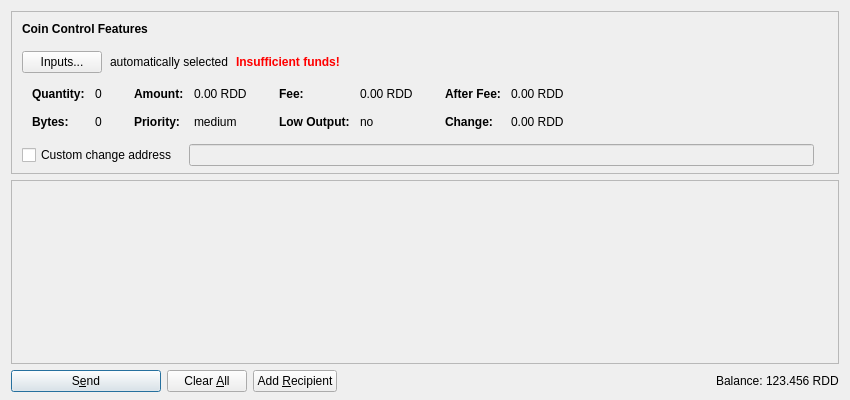
The window that src/qt/forms/sendcoinsdialog.ui (chavezcoin-project/arepacoin-blackcoin) describes before a commit, drawn with Qt 5.
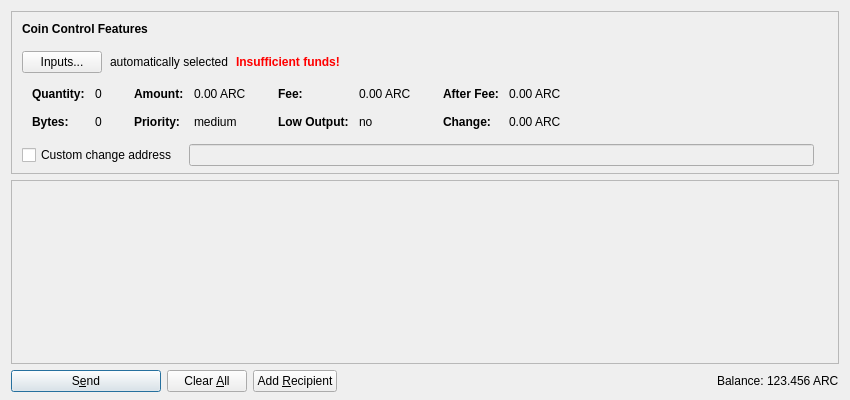
The same window after the commit. Icons and pictures are not drawn. Custom widgets are drawn as their Qt base class.

What changed in the file:
```diff
--- a/src/qt/forms/sendcoinsdialog.ui
+++ b/src/qt/forms/sendcoinsdialog.ui
@@ -321,7 +321,7 @@
                   <enum>Qt::ActionsContextMenu</enum>
                  </property>
                  <property name="text">
-                  <string notr="true">0.00 RDD</string>
+                  <string notr="true">0.00 ARC</string>
                  </property>
                  <property name="textInteractionFlags">
                   <set>Qt::LinksAccessibleByMouse|Qt::TextSelectableByKeyboard|Qt::TextSelectableByMouse</set>
@@ -401,7 +401,7 @@
                   <enum>Qt::ActionsContextMenu</enum>
                  </property>
                  <property name="text">
-                  <string notr="true">0.00 RDD</string>
+                  <string notr="true">0.00 ARC</string>
                  </property>
                  <property name="textInteractionFlags">
                   <set>Qt::LinksAccessibleByMouse|Qt::TextSelectableByKeyboard|Qt::TextSelectableByMouse</set>
@@ -481,7 +481,7 @@
                   <enum>Qt::ActionsContextMenu</enum>
                  </property>
                  <property name="text">
-                  <string notr="true">0.00 RDD</string>
+                  <string notr="true">0.00 ARC</string>
                  </property>
                  <property name="textInteractionFlags">
                   <set>Qt::LinksAccessibleByMouse|Qt::TextSelectableByKeyboard|Qt::TextSelectableByMouse</set>
@@ -510,7 +510,7 @@
                   <enum>Qt::ActionsContextMenu</enum>
                  </property>
                  <property name="text">
-                  <string notr="true">0.00 RDD</string>
+                  <string notr="true">0.00 ARC</string>
                  </property>
                  <property name="textInteractionFlags">
                   <set>Qt::LinksAccessibleByMouse|Qt::TextSelectableByKeyboard|Qt::TextSelectableByMouse</set>
@@ -765,7 +765,7 @@
           <cursorShape>IBeamCursor</cursorShape>
          </property>
          <property name="text">
-          <string notr="true">123.456 RDD</string>
+          <string notr="true">123.456 ARC</string>
          </property>
          <property name="textInteractionFlags">
           <set>Qt::LinksAccessibleByMouse|Qt::TextSelectableByKeyboard|Qt::TextSelectableByMouse</set>
```
